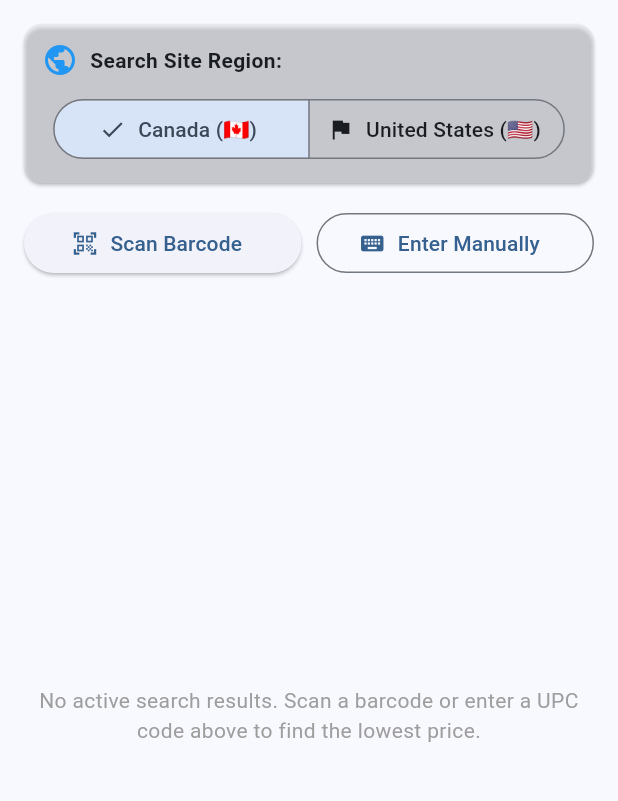
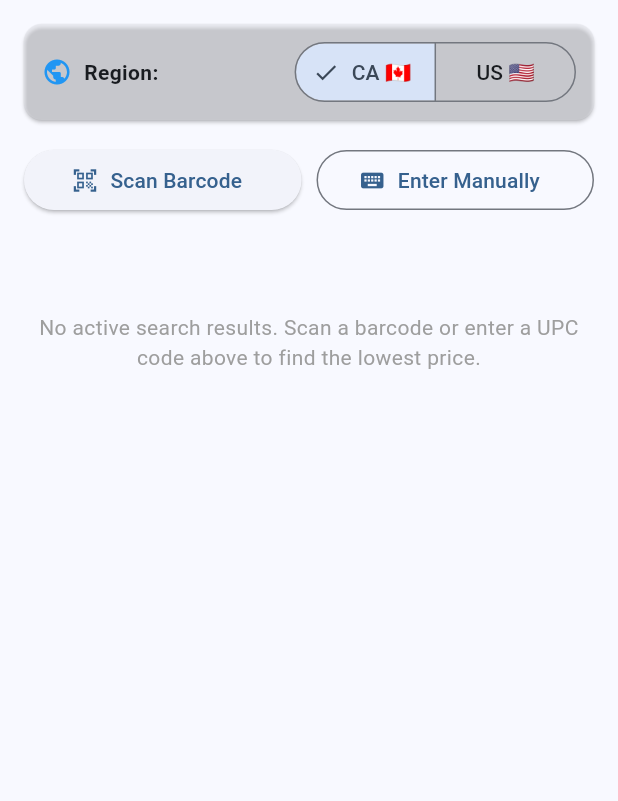
Before and after one commit to tmavroidis/lowpricefinder, a Flutter app: the screen it shows after launch, on a phone screen of 412 x 824 dp, the part 84-885 px from its top. Run offline on Flutter 3.47's test engine with Material 3 defaults, Android fonts, the phone set to English and light mode, and no system bars; missing offline and left inert: mobile_scanner.

Commit message:
fixed horizontal overflow

```diff
--- a/lib/main.dart
+++ b/lib/main.dart
@@ -298,7 +298,7 @@ class _MyHomePageState extends State<MyHomePage> {
         backgroundColor: Theme.of(context).colorScheme.inversePrimary,
         title: Text(widget.title),
       ),
-      body: Padding(
+      body: SingleChildScrollView(
         padding: const EdgeInsets.all(16.0),
         child: Column(
           crossAxisAlignment: CrossAxisAlignment.stretch,
@@ -308,33 +308,29 @@ class _MyHomePageState extends State<MyHomePage> {
               margin: const EdgeInsets.only(bottom: 16),
               color: Theme.of(context).colorScheme.surfaceContainerHighest.withValues(alpha: 0.4),
               child: Padding(
-                padding: const EdgeInsets.all(12.0),
-                child: Column(
-                  crossAxisAlignment: CrossAxisAlignment.start,
+                padding: const EdgeInsets.symmetric(horizontal: 12.0, vertical: 8.0),
+                child: Row(
+                  mainAxisAlignment: MainAxisAlignment.spaceBetween,
                   children: [
                     const Row(
                       children: [
-                        Icon(Icons.public, color: Colors.blue),
+                        Icon(Icons.public, color: Colors.blue, size: 20),
                         SizedBox(width: 8),
                         Text(
-                          'Search Site Region:',
+                          'Region:',
                           style: TextStyle(fontWeight: FontWeight.bold),
                         ),
                       ],
                     ),
-                    const SizedBox(height: 10),
-                    Center(
-                      child: SegmentedButton<String>(
+                    SegmentedButton<String>(
                       segments: const <ButtonSegment<String>>[
                         ButtonSegment<String>(
                           value: 'CA',
-                            label: Text('Canada (🇨🇦)'),
-                            icon: Icon(Icons.map),
+                          label: Text('CA 🇨🇦'),
                         ),
                         ButtonSegment<String>(
                           value: 'US',
-                            label: Text('United States (🇺🇸)'),
-                            icon: Icon(Icons.flag),
+                          label: Text('US 🇺🇸'),
                         ),
                       ],
                       selected: <String>{_selectedRegion},
@@ -346,7 +342,6 @@ class _MyHomePageState extends State<MyHomePage> {
                           _searchProduct(_scannedCode!);
                         }
                       },
-                      ),
                     ),
                   ],
                 ),
@@ -373,7 +368,8 @@ class _MyHomePageState extends State<MyHomePage> {
             ),
             const SizedBox(height: 16),
             if (_isLoading)
-              const Expanded(
+              const Padding(
+                padding: EdgeInsets.symmetric(vertical: 48.0),
                 child: Center(
                   child: CircularProgressIndicator(),
                 ),
@@ -442,12 +438,7 @@ class _MyHomePageState extends State<MyHomePage> {
                 const SizedBox(height: 8),
               ],
               if (_searchResults.isNotEmpty)
-                Expanded(
-                  child: ListView.builder(
-                    itemCount: _searchResults.length,
-                    itemBuilder: (context, index) {
-                      final item = _searchResults[index];
-                      return Card(
+                ..._searchResults.map((item) => Card(
                       margin: const EdgeInsets.symmetric(vertical: 6),
                       child: ListTile(
                         leading: CircleAvatar(
@@ -479,12 +470,10 @@ class _MyHomePageState extends State<MyHomePage> {
                         ),
                         onTap: () => _launchUrl(item.link),
                       ),
-                      );
-                    },
-                  ),
-                )
+                    ))
               else if (!_isLoading)
-                const Expanded(
+                const Padding(
+                  padding: EdgeInsets.symmetric(vertical: 48.0),
                   child: Center(
                     child: Text(
                       'No active search results. Scan a barcode or enter a UPC code above to find the lowest price.',
```
Lines whose indentation alone changed are shown as unchanged.
